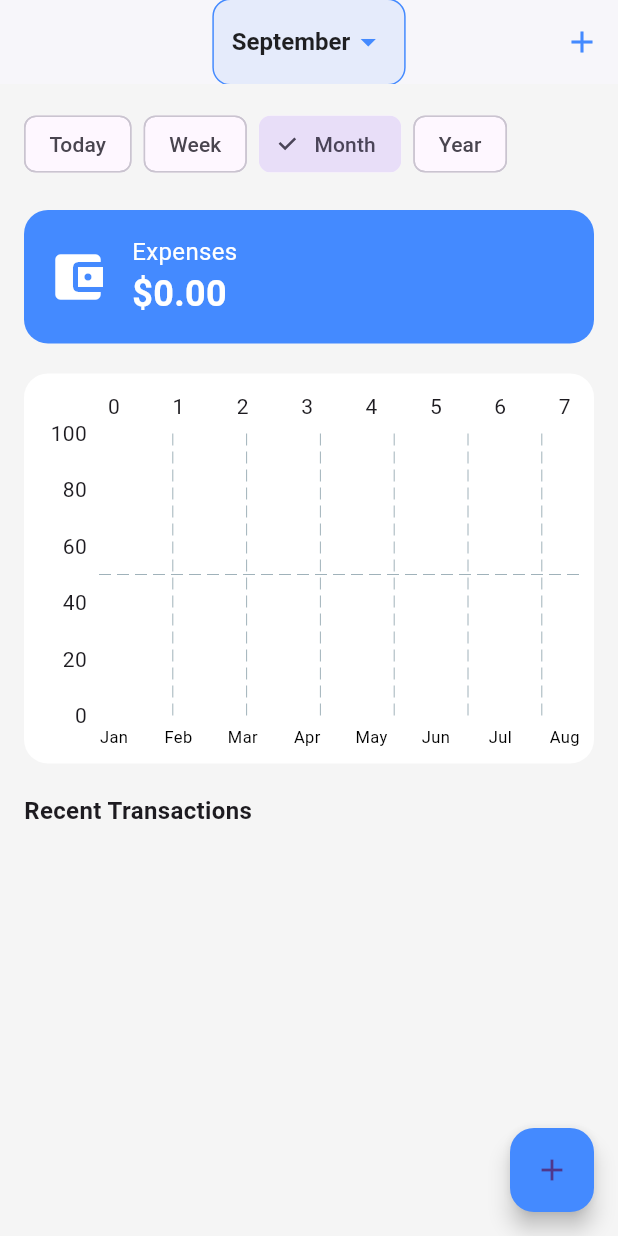
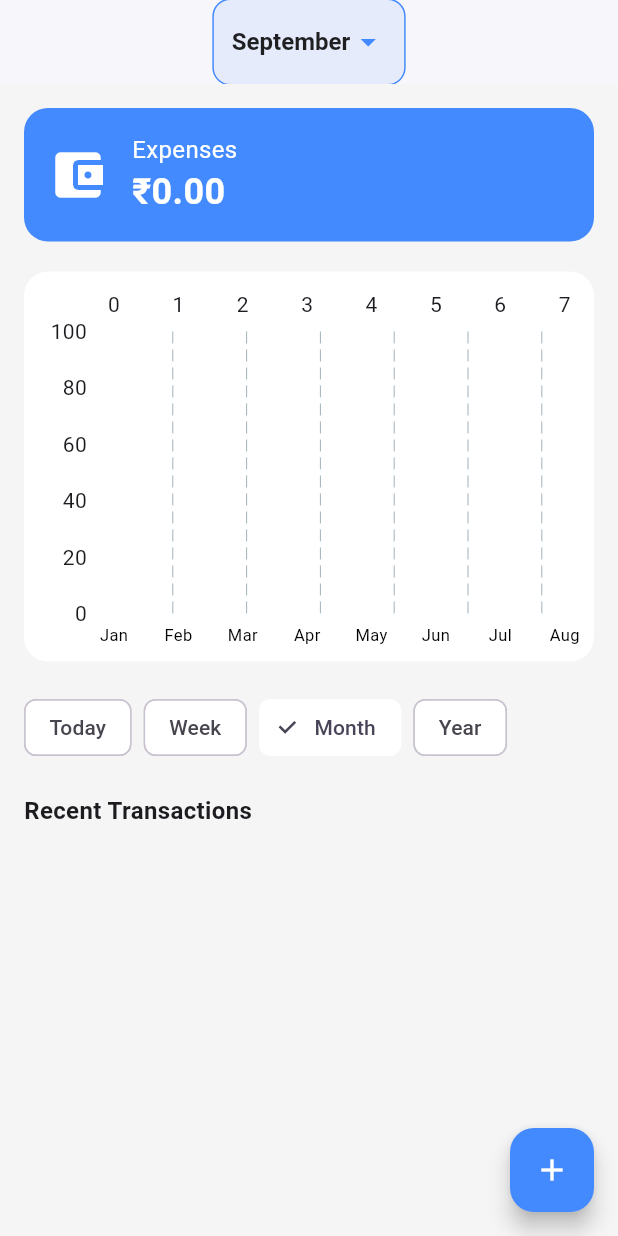
Before and after one commit to Ingalevarad34/MoneyStacker, a Flutter app: the screen it shows once a user with an empty profile is signed in, on a phone screen of 412 x 824 dp. Run offline on Flutter 3.47's test engine with Material 3 defaults, Android fonts, the phone set to English and light mode, and no system bars; drawn by our look-alikes of fl_chart; our stand-ins replace firebase_auth, firebase_core, firebase_database, get, image_picker, lottie; accounts and stored records are empty.

Commit message:
home page updated

```diff
--- a/money_stacker/lib/screens/homePage.dart
+++ b/money_stacker/lib/screens/homePage.dart
@@ -36,7 +36,7 @@ class _HomePageState extends State<HomePage> {
     "September",
     "October",
     "November",
-    "December"
+    "December",
   ];
 
   int selectedMonthIndex = DateTime.now().month - 1;
@@ -71,7 +71,7 @@ class _HomePageState extends State<HomePage> {
 
   Map<String, dynamic> _normalizeYearToOneBased(dynamic rawYear) {
     final Map<String, dynamic> out = {
-      for (int m = 1; m <= 12; m++) m.toString(): {}
+      for (int m = 1; m <= 12; m++) m.toString(): {},
     };
 
     if (rawYear is List) {
@@ -157,15 +157,22 @@ class _HomePageState extends State<HomePage> {
       List<Map<String, dynamic>> tempList = [];
       List<double> tempMonthlyTotals = List.filled(12, 0.0);
 
-      int daysInSelectedMonth =
-          DateTime(currentYear, (selectedMonthIndex + 1) + 1, 0).day;
+      int daysInSelectedMonth = DateTime(
+        currentYear,
+        (selectedMonthIndex + 1) + 1,
+        0,
+      ).day;
       int todayDay = DateTime.now().day;
       if (todayDay > daysInSelectedMonth) todayDay = daysInSelectedMonth;
-      final DateTime anchor =
-          DateTime(currentYear, selectedMonthIndex + 1, todayDay);
+      final DateTime anchor = DateTime(
+        currentYear,
+        selectedMonthIndex + 1,
+        todayDay,
+      );
 
-      final DateTime startOfWeek =
-          anchor.subtract(Duration(days: anchor.weekday - 1));
+      final DateTime startOfWeek = anchor.subtract(
+        Duration(days: anchor.weekday - 1),
+      );
       final DateTime endOfWeek = startOfWeek.add(const Duration(days: 6));
 
       bool inRange(DateTime d, DateTime start, DateTime end) {
@@ -199,8 +206,9 @@ class _HomePageState extends State<HomePage> {
           double computed = 0.0;
           for (final entry in itemsMap.entries) {
             final dynamic v = entry.value;
-            final Map<dynamic, dynamic> item =
-                (v is Map) ? v : (v is List ? _toMap(v) : {});
+            final Map<dynamic, dynamic> item = (v is Map)
+                ? v
+                : (v is List ? _toMap(v) : {});
             if (item.isEmpty) continue;
             computed += _parseAmount(item['amount']);
           }
@@ -223,15 +231,18 @@ class _HomePageState extends State<HomePage> {
 
             bool matches = false;
             if (selectedTab == "Today") {
-              matches = (date.year == currentYear) &&
+              matches =
+                  (date.year == currentYear) &&
                   (date.month == selectedMonthIndex + 1) &&
                   (date.day == anchor.day);
             } else if (selectedTab == "Week") {
-              matches = (date.year == currentYear) &&
+              matches =
+                  (date.year == currentYear) &&
                   (date.month == selectedMonthIndex + 1) &&
                   inRange(date, startOfWeek, endOfWeek);
             } else if (selectedTab == "Month") {
-              matches = (date.year == currentYear) &&
+              matches =
+                  (date.year == currentYear) &&
                   (date.month == selectedMonthIndex + 1);
             } else if (selectedTab == "Year") {
               matches = (date.year == currentYear);
@@ -243,7 +254,8 @@ class _HomePageState extends State<HomePage> {
                 "title": item['title'] ?? '',
                 "subtitle": item['subtitle'] ?? '',
                 "amount": amount,
-                "time": item['time'] ??
+                "time":
+                    item['time'] ??
                     (date != null ? DateFormat.Hm().format(date) : ''),
               });
             }
@@ -261,14 +273,19 @@ class _HomePageState extends State<HomePage> {
 
   // Legacy: kept for compatibility — not used by FAB anymore.
   Future<void> addExpenseProgrammatic(
-      String title, String subtitle, double amount) async {
+    String title,
+    String subtitle,
+    double amount,
+  ) async {
     final DateTime now = DateTime.now();
     final int monthKeyForWrite = _yearKeying == MonthKeying.zeroBased
-        ? now.month - 1 // 0..11
+        ? now.month -
+              1 // 0..11
         : now.month; // 1..12
 
-    final DatabaseReference monthRef =
-        dbRef.child('$currentYear/$monthKeyForWrite');
+    final DatabaseReference monthRef = dbRef.child(
+      '$currentYear/$monthKeyForWrite',
+    );
     final DatabaseReference pushRef = monthRef.child('items').push();
     await pushRef.set({
       "title": title,
@@ -302,8 +319,10 @@ class _HomePageState extends State<HomePage> {
       months.length * (barWidth + approxGroupGap),
     );
 
-    final double maxMonthly =
-        monthlyTotals.fold<double>(0.0, (p, e) => e > p ? e : p);
+    final double maxMonthly = monthlyTotals.fold<double>(
+      0.0,
+      (p, e) => e > p ? e : p,
+    );
     final double maxY = (maxMonthly <= 0 ? 100.0 : maxMonthly * 1.2);
     final int currentMonthIndex = DateTime.now().month - 1;
 
@@ -326,12 +345,15 @@ class _HomePageState extends State<HomePage> {
               style: const TextStyle(
                 fontSize: 16,
                 color: Colors.black87,
-                  fontWeight: FontWeight.bold),
+                fontWeight: FontWeight.bold,
+              ),
               dropdownColor: Colors.white,
               items: List.generate(
                 months.length,
                 (index) => DropdownMenuItem<int>(
-                    value: index, child: Text(months[index])),
+                  value: index,
+                  child: Text(months[index]),
+                ),
               ),
               onChanged: (val) {
                 if (val != null) {
@@ -345,77 +367,67 @@ class _HomePageState extends State<HomePage> {
           ),
         ),
         centerTitle: true,
-        actions: [
-          IconButton(
-            icon: const Icon(Icons.add, color: Colors.blueAccent),
-            onPressed: () async {
-              // Another entry point to add expense
-              final result = await Navigator.push<bool?>(
-                context,
-                MaterialPageRoute(builder: (_) => const AddExpensePage()),
-              );
-              if (result == true) {
-                // Fetch fresh data (not strictly necessary because stream updates, but safe)
-                fetchExpenses();
-                if (mounted) {
-                  ScaffoldMessenger.of(context).showSnackBar(
-                    const SnackBar(content: Text('Expense added')),
-                  );
-                }
-              }
-            },
-          )
-        ],
+        // actions: [
+        //   IconButton(
+        //     icon: const Icon(Icons.add, color: Colors.blueAccent),
+        //     onPressed: () async {
+        //       // Another entry point to add expense
+        //       final result = await Navigator.push<bool?>(
+        //         context,
+        //         MaterialPageRoute(builder: (_) => const AddExpensePage()),
+        //       );
+        //       if (result == true) {
+        //         // Fetch fresh data (not strictly necessary because stream updates, but safe)
+        //         fetchExpenses();
+        //         if (mounted) {
+        //           ScaffoldMessenger.of(context).showSnackBar(
+        //             const SnackBar(content: Text('Expense added')),
+        //           );
+        //         }
+        //       }
+        //     },
+        //   ),
+        // ],
       ),
       body: Padding(
         padding: const EdgeInsets.all(16.0),
         child: Column(
           crossAxisAlignment: CrossAxisAlignment.start,
           children: [
-            // Tabs
-            SingleChildScrollView(
-              scrollDirection: Axis.horizontal,
-              child: Row(
-                children: ["Today", "Week", "Month", "Year"].map((tab) {
-                  return Padding(
-                    padding: const EdgeInsets.only(right: 8.0),
-                    child: ChoiceChip(
-                      label: Text(tab),
-                      selected: selectedTab == tab,
-                      onSelected: (val) {
-                        setState(() {
-                          selectedTab = tab;
-                          fetchExpenses();
-                        });
-                      },
-                    ),
-                  );
-                }).toList(),
-              ),
-            ),
-
-            const SizedBox(height: 20),
-
             // Total card
             Container(
               padding: const EdgeInsets.all(16),
               decoration: BoxDecoration(
                 color: Colors.blueAccent,
-                  borderRadius: BorderRadius.circular(16)),
-              child: Row(children: [
-                const Icon(Icons.account_balance_wallet,
-                    color: Colors.white, size: 40),
+                borderRadius: BorderRadius.circular(16),
+              ),
+              child: Row(
+                children: [
+                  const Icon(
+                    Icons.account_balance_wallet,
+                    color: Colors.white,
+                    size: 40,
+                  ),
                   const SizedBox(width: 16),
-                Column(crossAxisAlignment: CrossAxisAlignment.start, children: [
-                  const Text("Expenses",
-                      style: TextStyle(color: Colors.white, fontSize: 16)),
-                  Text("\$${totalExpense.toStringAsFixed(2)}",
+                  Column(
+                    crossAxisAlignment: CrossAxisAlignment.start,
+                    children: [
+                      const Text(
+                        "Expenses",
+                        style: TextStyle(color: Colors.white, fontSize: 16),
+                      ),
+                      Text(
+                        "\₹${totalExpense.toStringAsFixed(2)}",
                         style: const TextStyle(
                           color: Colors.white,
                           fontSize: 24,
-                          fontWeight: FontWeight.bold)),
-                ]),
-              ]),
+                          fontWeight: FontWeight.bold,
+                        ),
+                      ),
+                    ],
+                  ),
+                ],
+              ),
             ),
 
             const SizedBox(height: 20),
@@ -424,7 +436,9 @@ class _HomePageState extends State<HomePage> {
             Container(
               padding: const EdgeInsets.all(10),
               decoration: BoxDecoration(
-                  color: Colors.white, borderRadius: BorderRadius.circular(16)),
+                color: Colors.white,
+                borderRadius: BorderRadius.circular(16),
+              ),
               height: 260,
               child: SingleChildScrollView(
                 scrollDirection: Axis.horizontal,
@@ -439,10 +453,12 @@ class _HomePageState extends State<HomePage> {
                         touchTooltipData: BarTouchTooltipData(
                           tooltipPadding: const EdgeInsets.all(8),
                           getTooltipItem: (group, groupIndex, rod, rodIndex) {
-                            final label =
-                                months[group.x.toInt()].substring(0, 3);
+                            final label = months[group.x.toInt()].substring(
+                              0,
+                              3,
+                            );
                             return BarTooltipItem(
-                              '$label\n\$${rod.toY.toStringAsFixed(2)}',
+                              '$label\n\₹${rod.toY.toStringAsFixed(2)}',
                               const TextStyle(fontWeight: FontWeight.bold),
                             );
                           },
@@ -450,8 +466,10 @@ class _HomePageState extends State<HomePage> {
                       ),
                       titlesData: FlTitlesData(
                         leftTitles: const AxisTitles(
-                          sideTitles:
-                              SideTitles(showTitles: true, reservedSize: 40),
+                          sideTitles: SideTitles(
+                            showTitles: true,
+                            reservedSize: 40,
+                          ),
                         ),
                         bottomTitles: AxisTitles(
                           sideTitles: SideTitles(
@@ -472,8 +490,9 @@ class _HomePageState extends State<HomePage> {
                                       fontWeight: isCurrent
                                           ? FontWeight.bold
                                           : FontWeight.normal,
-                                      color:
-                                          isCurrent ? Colors.red : Colors.black,
+                                      color: isCurrent
+                                          ? Colors.red
+                                          : Colors.black,
                                     ),
                                   ),
                                 );
@@ -483,8 +502,10 @@ class _HomePageState extends State<HomePage> {
                           ),
                         ),
                       ),
-                      gridData:
-                          const FlGridData(show: true, horizontalInterval: 50),
+                      gridData: const FlGridData(
+                        show: true,
+                        horizontalInterval: 200,
+                      ),
                       borderData: FlBorderData(show: false),
                       barGroups: List.generate(12, (i) {
                         return BarChartGroupData(
@@ -508,9 +529,34 @@ class _HomePageState extends State<HomePage> {
             ),
 
             const SizedBox(height: 20),
+            // Tabs
+            SingleChildScrollView(
+              scrollDirection: Axis.horizontal,
+              child: Row(
+                children: ["Today", "Week", "Month", "Year"].map((tab) {
+                  return Padding(
+                    padding: const EdgeInsets.only(right: 8.0),
+                    child: ChoiceChip(
+                      color: WidgetStatePropertyAll(Colors.white),
+                      label: Text(tab),
+                      selected: selectedTab == tab,
+                      onSelected: (val) {
+                        setState(() {
+                          selectedTab = tab;
+                          fetchExpenses();
+                        });
+                      },
+                    ),
+                  );
+                }).toList(),
+              ),
+            ),
+            const SizedBox(height: 20),
 
-            const Text("Recent Transactions",
-                style: TextStyle(fontSize: 16, fontWeight: FontWeight.bold)),
+            const Text(
+              "Recent Transactions",
+              style: TextStyle(fontSize: 16, fontWeight: FontWeight.bold),
+            ),
             const SizedBox(height: 10),
 
             Expanded(
@@ -518,27 +564,37 @@ class _HomePageState extends State<HomePage> {
                 itemCount: transactions.length,
                 itemBuilder: (context, index) {
                   final tx = transactions[index];
+                  print(tx);
                   return Card(
+                    color: Colors.white,
                     margin: const EdgeInsets.symmetric(vertical: 6),
                     child: ListTile(
                       leading: CircleAvatar(
                         backgroundColor: Colors.blueAccent.withOpacity(0.2),
-                        child: const Icon(Icons.shopping_cart,
-                            color: Colors.blueAccent),
+                        child: const Icon(
+                          Icons.shopping_cart,
+                          color: Colors.blueAccent,
                         ),
-                      title: Text(tx['title'] ?? '',
-                          style: const TextStyle(fontWeight: FontWeight.bold)),
+                      ),
+                      title: Text(
+                        tx['title'] ?? '',
+                        style: const TextStyle(fontWeight: FontWeight.bold),
+                      ),
                       subtitle: Text(tx['subtitle'] ?? ''),
                       trailing: Column(
                         mainAxisAlignment: MainAxisAlignment.center,
                         children: [
                           Text(
-                              "-\$${(tx['amount'] as double).toStringAsFixed(2)}",
+                            "-\₹${(tx['amount'] as double).toStringAsFixed(2)}",
                             style: const TextStyle(
                               color: Colors.red,
-                                  fontWeight: FontWeight.bold)),
-                          Text(tx['time'] ?? '',
-                              style: const TextStyle(fontSize: 12)),
+                              fontWeight: FontWeight.bold,
+                            ),
+                          ),
+                          Text(
+                            tx['time'] ?? '',
+                            style: const TextStyle(fontSize: 12),
+                          ),
                         ],
                       ),
                     ),
@@ -562,13 +618,13 @@ class _HomePageState extends State<HomePage> {
             // refresh (stream already updates, but this ensures UI consistency)
             fetchExpenses();
             if (mounted) {
-              ScaffoldMessenger.of(context).showSnackBar(
-                const SnackBar(content: Text('Expense added')),
-              );
+              ScaffoldMessenger.of(
+                context,
+              ).showSnackBar(const SnackBar(content: Text('Expense added')));
             }
           }
         },
-        child: const Icon(Icons.add),
+        child: const Icon(Icons.add,color: Colors.white,),
       ),
     );
   }
```
Lines whose indentation alone changed are shown as unchanged.
